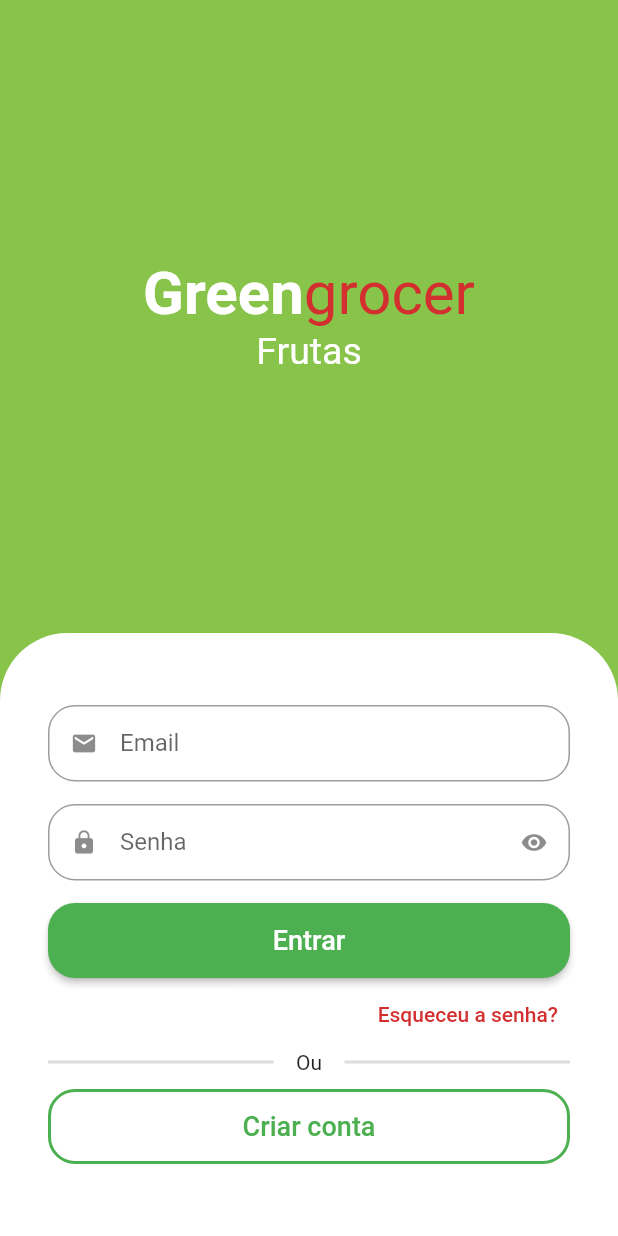
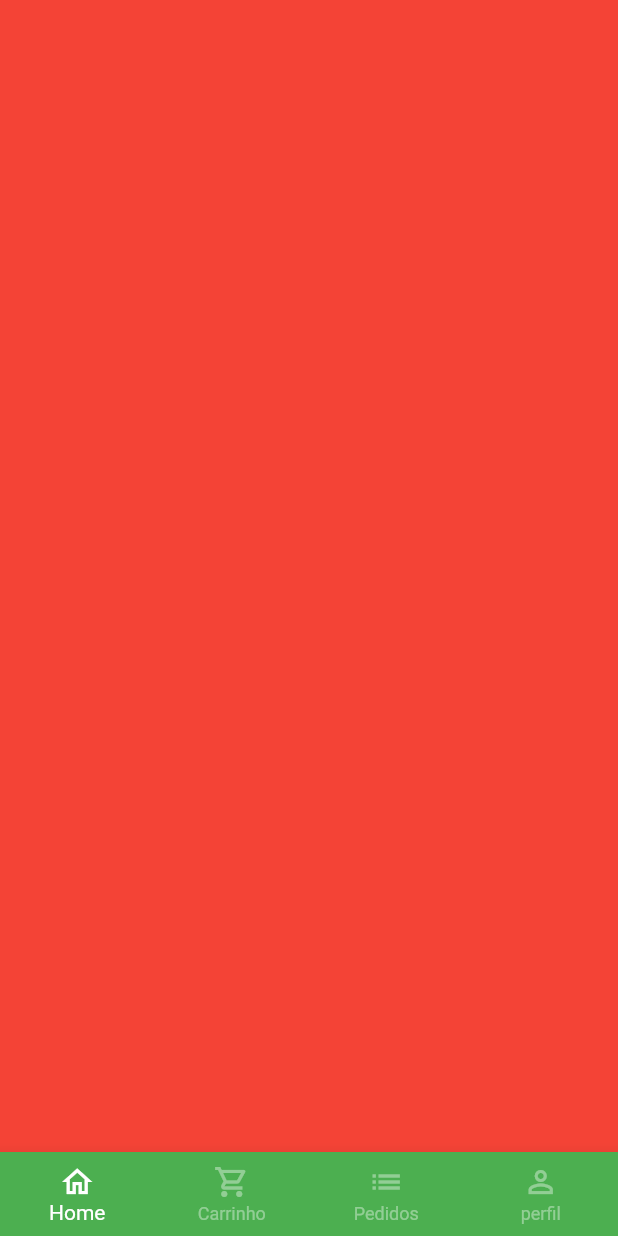
Before and after one commit to guireino/Green-grocer, a Flutter app: the screen it shows after launch, after a tap on "Entrar", on a phone screen of 412 x 824 dp. Run offline on Flutter 3.47's test engine with Material 2 defaults, Android fonts, the phone set to English and light mode, and no system bars; drawn by our look-alikes of animated_text_kit; our stand-ins replace mask_text_input_formatter.

Commit message:
add os arquivos e updates do projeto 31/05/23

```diff
--- a/lib/src/auth/components/custom_text_field.dart
+++ b/lib/src/auth/components/custom_text_field.dart
@@ -1,16 +1,19 @@
 import 'package:flutter/material.dart';
+import 'package:flutter/services.dart';
 
 class CustomTextField extends StatefulWidget {
   final IconData icon;
   final String label;
   // variavel isSecret para verificar botao visibility da senha esta ativo ou nao
   final bool isSecret;
+  final List<TextInputFormatter>? inputFormatters;
 
   const CustomTextField({
     Key? key,
     required this.icon,
     required this.label,
     this.isSecret = false,
+    this.inputFormatters,
   }) : super(key: key);
 
   @override
@@ -32,6 +35,7 @@ class _CustomTextFieldState extends State<CustomTextField> {
     return Padding(
       padding: const EdgeInsets.only(bottom: 15),
       child: TextFormField(
+        inputFormatters: widget.inputFormatters,
         obscureText: isObscure,
         decoration: InputDecoration(
             prefixIcon: Icon(widget.icon),
--- a/lib/src/auth/sign_in_screen.dart
+++ b/lib/src/auth/sign_in_screen.dart
@@ -1,6 +1,8 @@
 import 'package:animated_text_kit/animated_text_kit.dart';
 import 'package:flutter/material.dart';
 import 'package:greengrocer/src/auth/components/custom_text_field.dart';
+import 'package:greengrocer/src/auth/sign_up_screen.dart';
+import 'package:greengrocer/src/base/base_screen.dart';
 
 import '../config/custom_colors.dart';
 
@@ -9,9 +11,16 @@ class SignInScreen extends StatelessWidget {
 
   @override
   Widget build(BuildContext context) {
+    // pegando dimensao da tela
+    final size = MediaQuery.of(context).size;
+
     return Scaffold(
       backgroundColor: CustomColors.customSwatchColor,
-      body: Column(
+      body: SingleChildScrollView(
+        child: SizedBox(
+          width: size.width,
+          height: size.height,
+          child: Column(
             children: [
               Expanded(
                 child: Column(
@@ -103,7 +112,15 @@ class SignInScreen extends StatelessWidget {
                             borderRadius: BorderRadius.circular(18),
                           ),
                         ),
-                    onPressed: () {},
+                        onPressed: () {
+                          Navigator.of(context).pushReplacement(
+                            MaterialPageRoute(
+                              builder: (c) {
+                                return BaseScreen();
+                              },
+                            ),
+                          );
+                        },
                         child: const Text(
                           'Entrar',
                           style: TextStyle(
@@ -120,7 +137,8 @@ class SignInScreen extends StatelessWidget {
                         onPressed: () {},
                         child: Text(
                           'Esqueceu a senha?',
-                      style: TextStyle(color: CustomColors.customContrastColor),
+                          style: TextStyle(
+                              color: CustomColors.customContrastColor),
                         ),
                       ),
                     ),
@@ -163,7 +181,13 @@ class SignInScreen extends StatelessWidget {
                             color: Colors.green,
                           ),
                         ),
-                    onPressed: () {},
+                        onPressed: () {
+                          Navigator.of(context).push(
+                            MaterialPageRoute(builder: (c) {
+                              return SignUpScreen();
+                            }),
+                          );
+                        },
                         child: const Text(
                           'Criar conta',
                           style: TextStyle(
@@ -177,6 +201,8 @@ class SignInScreen extends StatelessWidget {
               ),
             ],
           ),
+        ),
+      ),
     );
   }
 }
--- /dev/null
+++ b/lib/src/base/base_screen.dart
@@ -0,0 +1,61 @@
+import 'package:flutter/material.dart';
+
+class BaseScreen extends StatefulWidget {
+  BaseScreen({Key? key}) : super(key: key);
+
+  @override
+  State<BaseScreen> createState() => _BaseScreenState();
+}
+
+class _BaseScreenState extends State<BaseScreen> {
+  int currentIndex = 0;
+
+  // criando variavel para controlar mudança page
+  final pageController = PageController();
+
+  @override
+  Widget build(BuildContext context) {
+    return Scaffold(
+      body: PageView(
+        controller: pageController,
+        children: [
+          Container(color: Colors.red),
+          Container(color: Colors.yellow),
+          Container(color: Colors.blue),
+          Container(color: Colors.purple),
+        ],
+      ),
+      bottomNavigationBar: BottomNavigationBar(
+        currentIndex: currentIndex,
+        onTap: (index) {
+          setState(() {
+            currentIndex = index;
+            pageController.jumpToPage(index);
+          });
+        },
+        type: BottomNavigationBarType.fixed,
+        backgroundColor: Colors.green,
+        selectedItemColor: Colors.white,
+        unselectedItemColor: Colors.white.withAlpha(100),
+        items: const [
+          BottomNavigationBarItem(
+            icon: Icon(Icons.home_outlined),
+            label: 'Home',
+          ),
+          BottomNavigationBarItem(
+            icon: Icon(Icons.shopping_cart_outlined),
+            label: 'Carrinho',
+          ),
+          BottomNavigationBarItem(
+            icon: Icon(Icons.list),
+            label: 'Pedidos',
+          ),
+          BottomNavigationBarItem(
+            icon: Icon(Icons.person_outline),
+            label: 'perfil',
+          ),
+        ],
+      ),
+    );
+  }
+}
--- a/pubspec.yaml
+++ b/pubspec.yaml
@@ -35,6 +35,7 @@ dependencies:
   # Use with the CupertinoIcons class for iOS style icons.
   cupertino_icons: ^1.0.2
   animated_text_kit: ^4.2.1
+  mask_text_input_formatter: ^2.4.0
 
 dev_dependencies:
   flutter_test:
```
Also changed, not shown: lib/src/auth/sign_up_screen.dart (added, +120 -0 lines), pubspec.lock. Lines whose indentation alone changed are shown as unchanged.
